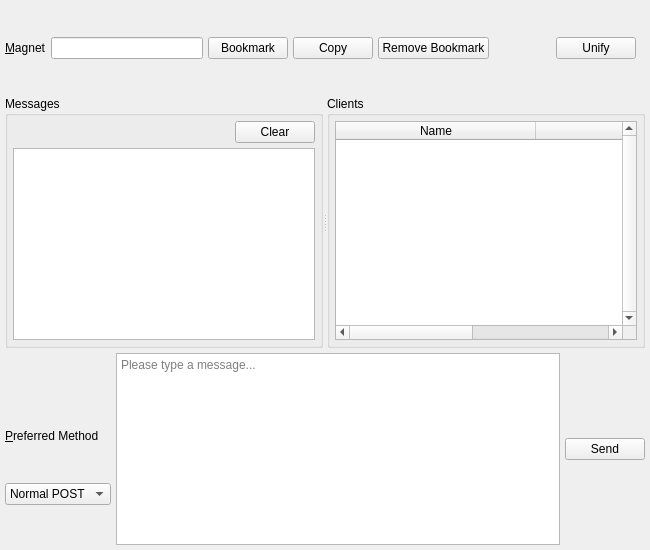
This is branches/trunk/UI/spot-on-buzzpage.ui in textbrowser/spot-on as Qt 5 draws it before an edit. The edited form follows.
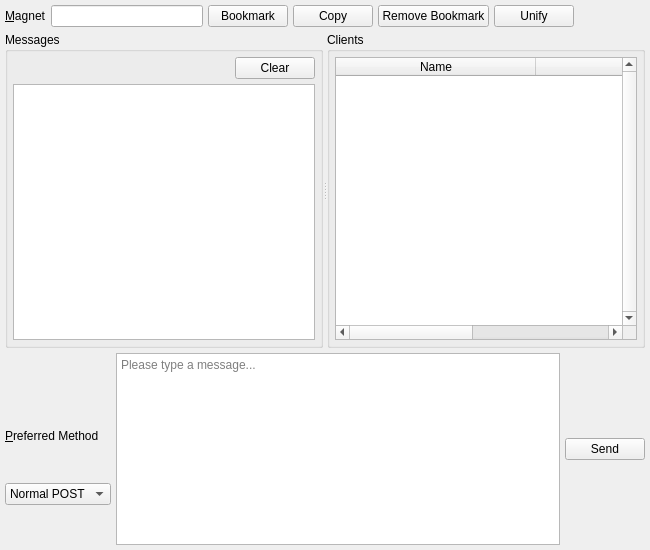
This is the edited form. Custom widgets are drawn as their Qt base class.

Commit message: Cursor positions. Layout.

Diff of the .ui file:
```diff
--- a/branches/trunk/UI/spot-on-buzzpage.ui
+++ b/branches/trunk/UI/spot-on-buzzpage.ui
@@ -74,7 +74,38 @@
      </item>
      <item>
       <widget class="QFrame" name="frame">
+       <property name="sizePolicy">
+        <sizepolicy hsizetype="Preferred" vsizetype="Fixed">
+         <horstretch>0</horstretch>
+         <verstretch>0</verstretch>
+        </sizepolicy>
+       </property>
        <layout class="QHBoxLayout" name="horizontalLayout_2">
+        <property name="spacing">
+         <number>0</number>
+        </property>
+        <property name="leftMargin">
+         <number>0</number>
+        </property>
+        <property name="topMargin">
+         <number>0</number>
+        </property>
+        <property name="rightMargin">
+         <number>0</number>
+        </property>
+        <property name="bottomMargin">
+         <number>0</number>
+        </property>
+        <item>
+         <widget class="QPushButton" name="unify">
+          <property name="toolTip">
+           <string>Attach to the main window's Buzz page.</string>
+          </property>
+          <property name="text">
+           <string>Unify</string>
+          </property>
+         </widget>
+        </item>
         <item>
          <spacer name="horizontalSpacer">
           <property name="orientation">
@@ -88,16 +119,6 @@
           </property>
          </spacer>
         </item>
-        <item>
-         <widget class="QPushButton" name="unify">
-          <property name="toolTip">
-           <string>Attach to the main window's Buzz page.</string>
-          </property>
-          <property name="text">
-           <string>Unify</string>
-          </property>
-         </widget>
-        </item>
        </layout>
       </widget>
      </item>
```
The commit also changes 4 other files.
